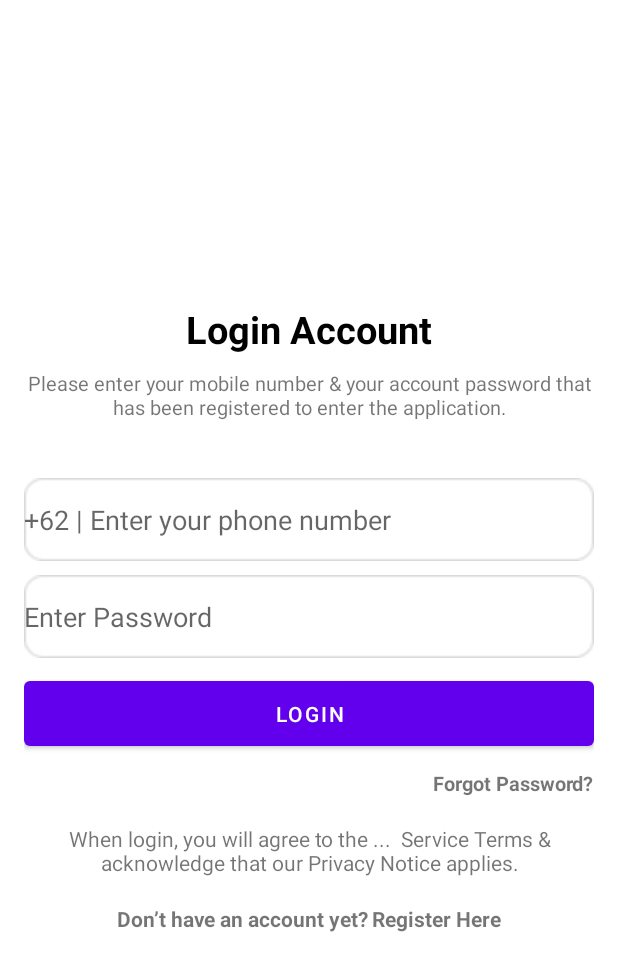
After one commit to AbdulADF/MotionHack_4_NgobrolIn, an Android app: the layout login_page.xml on its own in the app's theme, with its tools: preview values and no code run, on a phone screen of 412 x 824 dp. The commit adds this screen. Shown: the top 971 px of the screen. Run offline under Robolectric (Android 15) with nearby library versions, the phone set to English and light mode, and no system bars.

Commit message:
layout commit & push test

```diff
--- /dev/null
+++ b/NgobrolInApp/app/src/main/res/layout/login_page.xml
@@ -0,0 +1,107 @@
+<LinearLayout xmlns:android="http://schemas.android.com/apk/res/android"
+    android:layout_width="match_parent"
+    android:layout_height="match_parent"
+    xmlns:app="http://schemas.android.com/apk/res-auto"
+    android:gravity="center"
+    android:orientation="vertical"
+    android:padding="16dp">
+
+    <TextView
+        android:layout_width="wrap_content"
+        android:layout_height="wrap_content"
+        android:text="Login Account"
+        android:textColor="@color/black"
+        android:textStyle="bold"
+        android:textSize="25sp"/>
+
+    <TextView
+        android:layout_width="match_parent"
+        android:layout_height="wrap_content"
+        android:layout_marginTop="9dp"
+        android:textSize="13sp"
+        android:text="Please enter your mobile number &amp; your account password that
+has been registered to enter the application."
+        android:textAlignment="center" />
+
+    <EditText
+        android:id="@+id/phone_login"
+        android:layout_width="match_parent"
+        android:layout_height="55dp"
+        android:layout_marginTop="38dp"
+        android:hint="+62 | Enter your phone number"
+        android:inputType="text"
+        android:background="@drawable/boxtext"/>
+
+    <EditText
+        android:id="@+id/password"
+        android:layout_width="match_parent"
+        android:layout_height="55dp"
+        android:layout_marginTop="9dp"
+        android:hint="Enter Password"
+        android:inputType="textPassword"
+        android:background="@drawable/boxtext"/>
+
+    <Button
+        android:id="@+id/login_button"
+        android:layout_width="match_parent"
+        android:layout_height="55dp"
+        android:layout_marginTop="9dp"
+        android:text="Login" />
+
+    <LinearLayout
+        android:layout_width="wrap_content"
+        android:layout_height="wrap_content"
+        android:orientation="horizontal"
+        android:layout_gravity="end">
+
+        <TextView
+            android:id="@+id/forgot_password"
+            android:layout_width="wrap_content"
+            android:layout_height="wrap_content"
+            android:layout_marginTop="9dp"
+            android:text="Forgot Password?"
+            android:textStyle="bold"
+            android:textSize="13dp"/>
+
+    </LinearLayout>
+
+    <LinearLayout
+        android:layout_width="wrap_content"
+        android:layout_height="wrap_content">
+
+        <TextView
+            android:id="@+id/when_login"
+            android:layout_width="wrap_content"
+            android:layout_height="wrap_content"
+            android:layout_marginTop="18dp"
+            android:textAlignment="center"
+            android:text="When login, you will agree to the ...  Service Terms &amp; acknowledge
+that our Privacy Notice applies."/>
+    </LinearLayout>
+
+    <LinearLayout
+        android:layout_width="wrap_content"
+        android:layout_height="wrap_content"
+        >
+
+        <TextView
+            android:id="@+id/dont_have_account"
+            android:layout_width="wrap_content"
+            android:layout_height="wrap_content"
+            android:layout_marginTop="18dp"
+            android:textStyle="bold"
+            android:text="Don’t have an account yet?"/>
+
+        <TextView
+            android:id="@+id/sign_up"
+            android:layout_width="wrap_content"
+            android:layout_height="wrap_content"
+            android:layout_marginTop="18dp"
+            android:layout_marginLeft="2sp"
+            android:layout_alignEnd="@+id/dont_have_account"
+            android:textStyle="bold"
+            android:text="Register Here" />
+    </LinearLayout>
+
+
+</LinearLayout>
```
Also changed, not shown: NgobrolInApp/app/src/main/res/layout/on_boarding.xml (+13 -1 lines), NgobrolInApp/app/src/main/res/layout/register_page.xml (added, +81 -0 lines), NgobrolInApp/app/src/main/res/drawable/boxtext.png (added).
